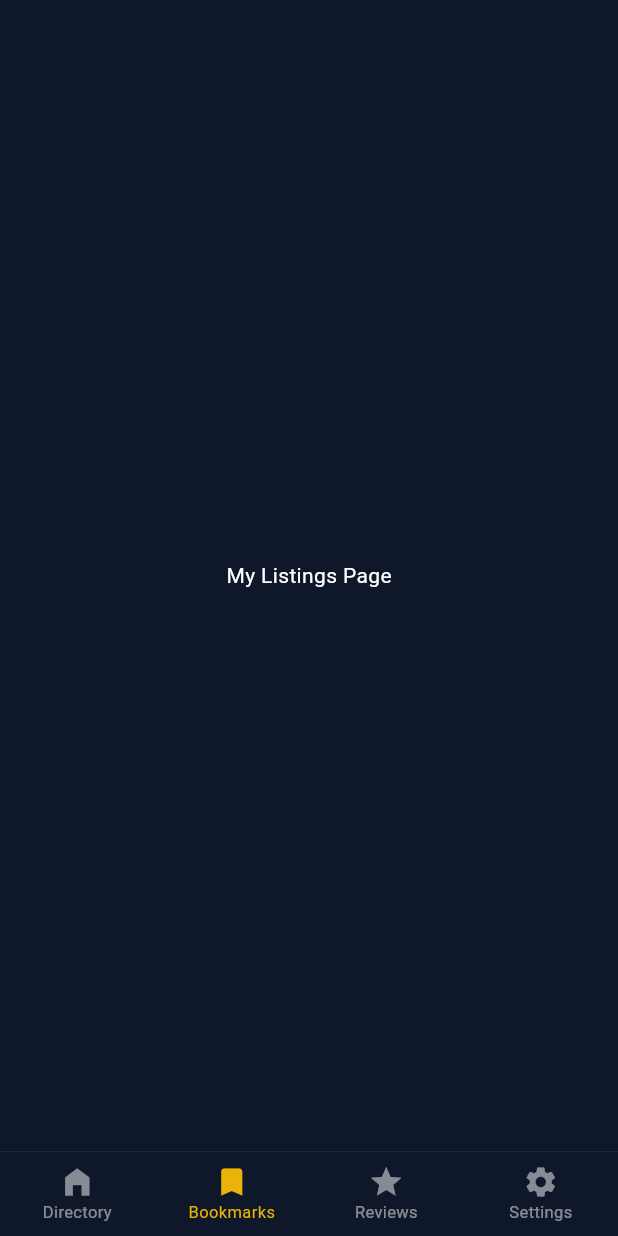
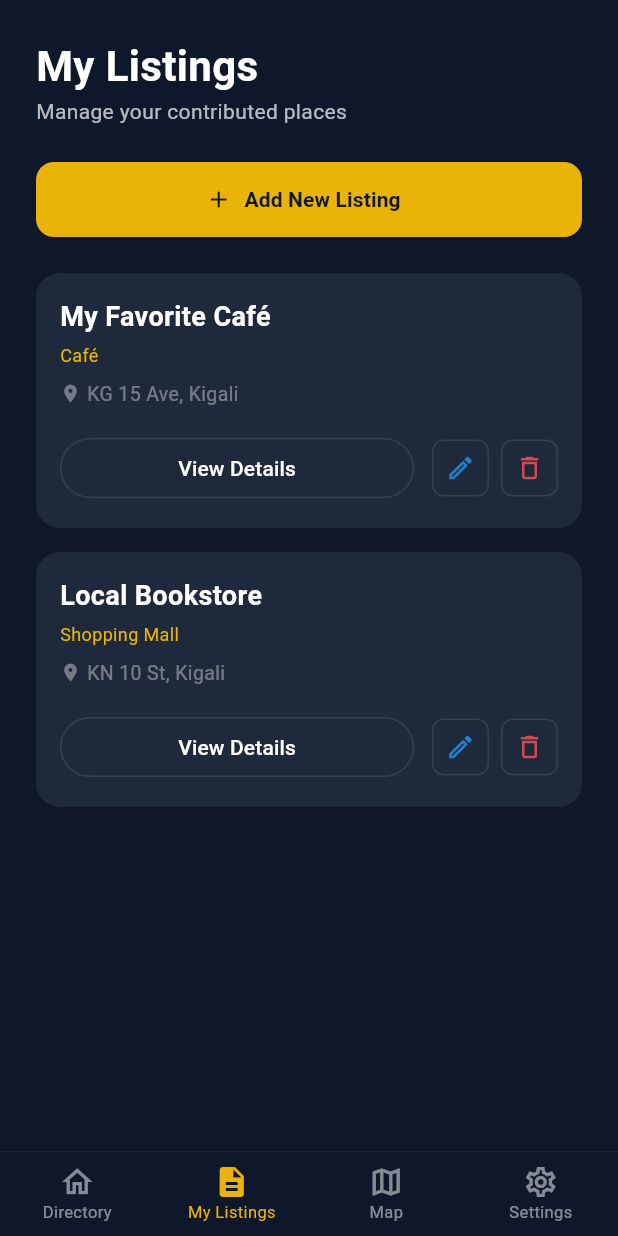
Before and after one commit to shina227/kigali_directory_app, a Flutter app: the MainNavigation screen opened directly, item 2 of the bottom bar chosen, on a phone screen of 412 x 824 dp. Run offline on Flutter 3.47's test engine with Material 3 defaults, Android fonts, the phone set to English and light mode, and no system bars; network calls fail.

Commit message:
listings screens

```diff
--- a/lib/main.dart
+++ b/lib/main.dart
@@ -1,6 +1,7 @@
 import 'package:flutter/material.dart';
 import 'package:kigali_directory_app/screens/auth/login.dart';
 import 'package:kigali_directory_app/screens/directory/directory_home.dart';
+import 'package:kigali_directory_app/screens/my_listings/my_listings.dart';
 
 void main() {
   runApp(const KigaliApp());
@@ -61,7 +62,7 @@ class _MainNavigationState extends State<MainNavigation> {
 
   final List<Widget> _pages = [
     const DirectoryScreen(),
-    const Center(child: Text('My Listings Page')),
+    const MyListingsScreen(),
     const Center(child: Text('Map Page')),
     const Center(child: Text('Settings Page')),
   ];
@@ -92,16 +93,23 @@ class _MainNavigationState extends State<MainNavigation> {
           unselectedFontSize: 11,
           items: const [
             BottomNavigationBarItem(
-              icon: Icon(Icons.home_filled),
+              icon: Icon(Icons.home_outlined),
+              activeIcon: Icon(Icons.home_filled),
               label: 'Directory',
             ),
             BottomNavigationBarItem(
-              icon: Icon(Icons.bookmark),
-              label: 'Bookmarks',
+              icon: Icon(Icons.description_outlined),
+              activeIcon: Icon(Icons.description),
+              label: 'My Listings',
             ),
-            BottomNavigationBarItem(icon: Icon(Icons.star), label: 'Reviews'),
             BottomNavigationBarItem(
-              icon: Icon(Icons.settings),
+              icon: Icon(Icons.map_outlined),
+              activeIcon: Icon(Icons.map),
+              label: 'Map',
+            ),
+            BottomNavigationBarItem(
+              icon: Icon(Icons.settings_outlined),
+              activeIcon: Icon(Icons.settings),
               label: 'Settings',
             ),
           ],
--- /dev/null
+++ b/lib/screens/my_listings/my_listings.dart
@@ -0,0 +1,159 @@
+import 'package:flutter/material.dart';
+import 'package:kigali_directory_app/main.dart';
+import 'package:kigali_directory_app/screens/my_listings/add_listings.dart';
+
+class MyListingsScreen extends StatelessWidget {
+  const MyListingsScreen({super.key});
+
+  @override
+  Widget build(BuildContext context) {
+    return Scaffold(
+      backgroundColor: KigaliApp.primaryNavy,
+      body: SafeArea(
+        child: Column(
+          children: [
+            // Header Section
+            Padding(
+              padding: const EdgeInsets.all(24.0),
+              child: Column(
+                crossAxisAlignment: CrossAxisAlignment.start,
+                children: [
+                  const Text(
+                    "My Listings",
+                    style: TextStyle(
+                      fontSize: 28,
+                      fontWeight: FontWeight.bold,
+                      color: Colors.white,
+                    ),
+                  ),
+                  const Text(
+                    "Manage your contributed places",
+                    style: TextStyle(color: Colors.white70),
+                  ),
+                  const SizedBox(height: 24),
+
+                  // "Add New Listing" Button
+                  SizedBox(
+                    width: double.infinity,
+                    height: 50,
+                    child: ElevatedButton.icon(
+                      onPressed: () => Navigator.push(
+                        context,
+                        MaterialPageRoute(
+                          builder: (context) => const AddListingScreen(),
+                        ),
+                      ),
+                      icon: const Icon(Icons.add),
+                      label: const Text(
+                        "Add New Listing",
+                        style: TextStyle(fontWeight: FontWeight.bold),
+                      ),
+                    ),
+                  ),
+                ],
+              ),
+            ),
+
+            // Listings List
+            Expanded(
+              child: ListView(
+                padding: const EdgeInsets.symmetric(horizontal: 24),
+                children: [
+                  _buildMyListingCard(
+                    context,
+                    "My Favorite Café",
+                    "Café",
+                    "KG 15 Ave, Kigali",
+                  ),
+                  _buildMyListingCard(
+                    context,
+                    "Local Bookstore",
+                    "Shopping Mall",
+                    "KN 10 St, Kigali",
+                  ),
+                ],
+              ),
+            ),
+          ],
+        ),
+      ),
+    );
+  }
+
+  Widget _buildMyListingCard(
+    BuildContext context,
+    String title,
+    String category,
+    String loc,
+  ) {
+    return Container(
+      margin: const EdgeInsets.only(bottom: 16),
+      padding: const EdgeInsets.all(16),
+      decoration: BoxDecoration(
+        color: KigaliApp.cardNavy,
+        borderRadius: BorderRadius.circular(16),
+      ),
+      child: Column(
+        crossAxisAlignment: CrossAxisAlignment.start,
+        children: [
+          Text(
+            title,
+            style: const TextStyle(
+              fontSize: 18,
+              fontWeight: FontWeight.bold,
+              color: Colors.white,
+            ),
+          ),
+          const SizedBox(height: 4),
+          Text(
+            category,
+            style: const TextStyle(color: KigaliApp.accentGold, fontSize: 12),
+          ),
+          const SizedBox(height: 8),
+          Row(
+            children: [
+              const Icon(Icons.location_on, color: Colors.white38, size: 14),
+              const SizedBox(width: 4),
+              Text(
+                loc,
+                style: const TextStyle(color: Colors.white38, fontSize: 13),
+              ),
+            ],
+          ),
+          const SizedBox(height: 16),
+          Row(
+            children: [
+              Expanded(
+                child: OutlinedButton(
+                  onPressed: () {}, // Navigate to DescriptionScreen
+                  style: OutlinedButton.styleFrom(
+                    side: const BorderSide(color: Colors.white10),
+                  ),
+                  child: const Text(
+                    "View Details",
+                    style: TextStyle(color: Colors.white),
+                  ),
+                ),
+              ),
+              const SizedBox(width: 12),
+              _buildIconButton(Icons.edit_outlined, Colors.blue),
+              const SizedBox(width: 8),
+              _buildIconButton(Icons.delete_outline, Colors.redAccent),
+            ],
+          ),
+        ],
+      ),
+    );
+  }
+
+  Widget _buildIconButton(IconData icon, Color color) {
+    return Container(
+      padding: const EdgeInsets.all(8),
+      decoration: BoxDecoration(
+        border: Border.all(color: Colors.white10),
+        borderRadius: BorderRadius.circular(8),
+      ),
+      child: Icon(icon, size: 20, color: color.withOpacity(0.8)),
+    );
+  }
+}
```
Also changed, not shown: lib/screens/directory/directory_description.dart (added, +186 -0 lines), lib/screens/directory/directory_home.dart (+34 -9 lines), lib/screens/my_listings/add_listings.dart (added, +87 -0 lines), lib/screens/my_listings/listings_description.dart (added, +186 -0 lines).
